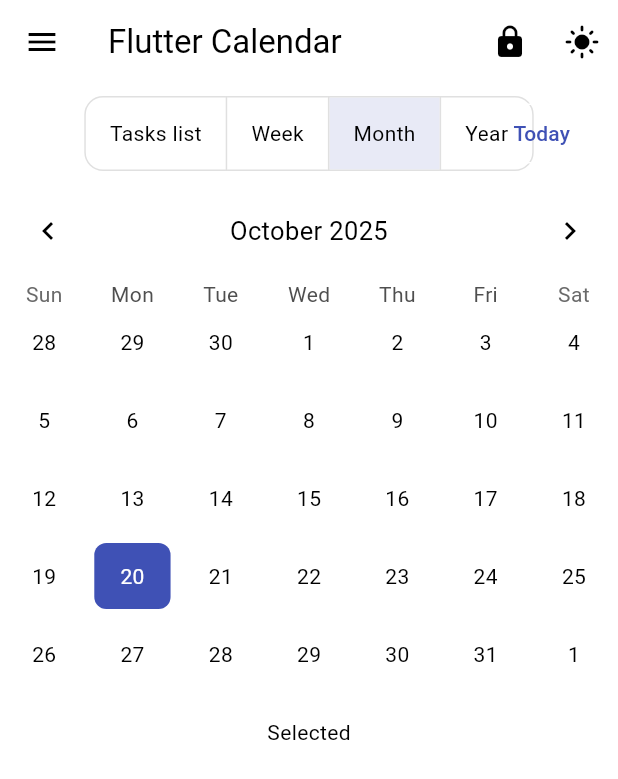
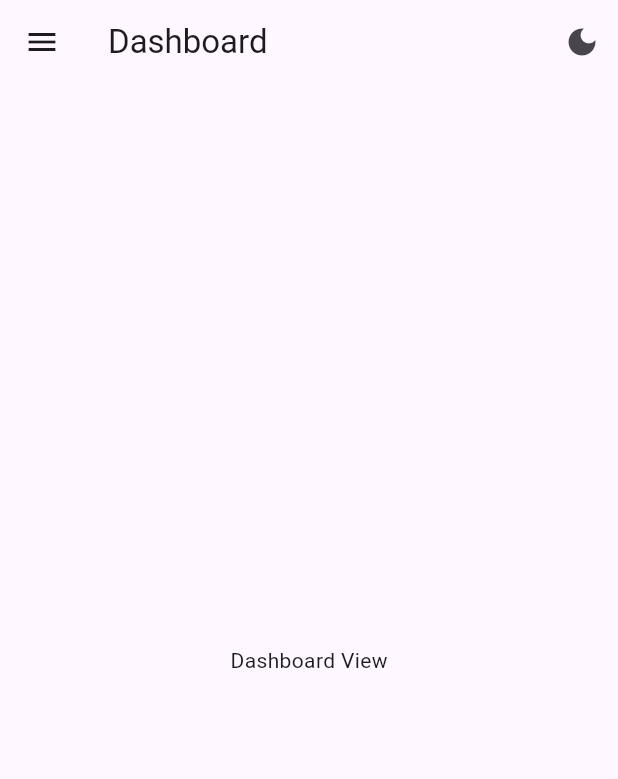
Before and after one commit to la-fourier/myapp, a Flutter app: the screen it shows after launch, on a phone screen of 412 x 824 dp. Shown: the top 779 px of the screen. Run offline on Flutter 3.47's test engine with Material 3 defaults, Android fonts, the phone set to English and light mode, and no system bars; drawn by our look-alikes of table_calendar; our stand-ins replace flutter_local_notifications.

Commit message:
provider stuff

```diff
--- a/lib/main.dart
+++ b/lib/main.dart
@@ -1,18 +1,13 @@
 import 'package:flutter/material.dart';
-import 'package:flutter_localizations/flutter_localizations.dart';
-import 'package:myapp/notification_service.dart';
-import 'package:myapp/theme_provider.dart';
+import 'package:myapp/services/theme_provider.dart';
+import 'package:myapp/views/account_view.dart';
 import 'package:myapp/views/calendar_view.dart';
-import 'package:myapp/views/data_view.dart';
-import 'package:myapp/views/lock_screen_view.dart';
-import 'package:myapp/views/people_view.dart';
+import 'package:myapp/views/dashboard_view.dart';
 import 'package:myapp/views/settings_view.dart';
+import 'package:myapp/views/today_view.dart';
+import 'package:provider/provider.dart';
 
-void main() async {
-  WidgetsFlutterBinding.ensureInitialized();
-  final NotificationService notificationService = NotificationService();
-  await notificationService.init();
-  await notificationService.requestPermissions();
+void main() {
   runApp(const MyApp());
 }
 
@@ -21,117 +16,79 @@ class MyApp extends StatelessWidget {
 
   @override
   Widget build(BuildContext context) {
-    return ValueListenableBuilder<ThemeMode>(
-      valueListenable: themeNotifier,
-      builder: (_, ThemeMode currentMode, __) {
-        return MaterialApp(
-          title: 'Flutter Calendar',
-          theme: ThemeData(
-            primarySwatch: Colors.indigo,
-            colorScheme: ColorScheme.fromSwatch(primarySwatch: Colors.indigo).copyWith(
-              secondary: Colors.green.shade300,
-              brightness: Brightness.light,
-            ),
-            inputDecorationTheme: const InputDecorationTheme(
-              border: OutlineInputBorder(
-                borderRadius: BorderRadius.all(Radius.circular(12.0)),
-              ),
-            ),
-            elevatedButtonTheme: ElevatedButtonThemeData(
-              style: ElevatedButton.styleFrom(
-                shape: RoundedRectangleBorder(
-                  borderRadius: BorderRadius.circular(12.0),
-                ),
-              ),
-            ),
-            cardTheme: CardThemeData(
-              shape: RoundedRectangleBorder(
-                borderRadius: BorderRadius.circular(12.0),
-              ),
-            ),
-          ),
-          darkTheme: ThemeData.dark().copyWith(
-            primaryColor: Colors.indigo,
-            colorScheme: ColorScheme.fromSwatch(primarySwatch: Colors.indigo).copyWith(
-              secondary: Colors.green.shade300,
-              brightness: Brightness.dark,
-            ),
-            textTheme: ThemeData.dark().textTheme.apply(
-                  bodyColor: Colors.white,
-                  displayColor: Colors.white,
-                ),
-            inputDecorationTheme: const InputDecorationTheme(
-              border: OutlineInputBorder(
-                borderRadius: BorderRadius.all(Radius.circular(12.0)),
-              ),
-            ),
-            elevatedButtonTheme: ElevatedButtonThemeData(
-              style: ElevatedButton.styleFrom(
-                shape: RoundedRectangleBorder(
-                  borderRadius: BorderRadius.circular(12.0),
-                ),
-              ),
-            ),
-             cardTheme: CardThemeData(
-              shape: RoundedRectangleBorder(
-                borderRadius: BorderRadius.circular(12.0),
-              ),
-              color: Colors.grey[800], // Darker card color
-            ),
-          ),
-          themeMode: currentMode,
-          localizationsDelegates: const [
-            GlobalMaterialLocalizations.delegate,
-            GlobalWidgetsLocalizations.delegate,
-            GlobalCupertinoLocalizations.delegate,
-          ],
-          supportedLocales: const [
-            Locale('en', ''), // English, no country code
-            Locale('de', ''), // German, no country code
-          ],
-          home: const CalendarAppHome(),
-        );
-      },
+    return ChangeNotifierProvider(
+      create: (_) => ThemeProvider(),
+      child: Consumer<ThemeProvider>(
+        builder: (context, themeProvider, child) {
+          return MaterialApp(
+            title: 'Flutter Demo',
+            theme: themeProvider.getTheme(),
+            home: const MainScreen(),
+            debugShowCheckedModeBanner: false,
+          );
+        },
+      ),
     );
   }
 }
 
-class CalendarAppHome extends StatefulWidget {
-  const CalendarAppHome({super.key});
+class MainScreen extends StatefulWidget {
+  const MainScreen({super.key});
 
   @override
-  State<CalendarAppHome> createState() => _CalendarAppHomeState();
+  State<MainScreen> createState() => _MainScreenState();
 }
 
-class _CalendarAppHomeState extends State<CalendarAppHome> {
-  final NotificationService _notificationService = NotificationService();
+class _MainScreenState extends State<MainScreen> {
+  int _selectedIndex = 0;
+  final _scaffoldKey = GlobalKey<ScaffoldState>();
+
+  static final List<Widget> _widgetOptions = <Widget>[
+    const DashboardView(),
+    const CalendarView(),
+    const TodayView(),
+    const AccountView(),
+    const SettingsView(),
+  ];
+
+  static const List<String> _widgetTitles = <String>[
+    'Dashboard',
+    'Calendar',
+    'Today',
+    'Account',
+    'Settings',
+  ];
+
+  void _onItemTapped(int index) {
+    setState(() {
+      _selectedIndex = index;
+    });
+    Navigator.of(context).pop(); // Close the drawer
+  }
 
   @override
   Widget build(BuildContext context) {
     return Scaffold(
+      key: _scaffoldKey,
       appBar: AppBar(
-        title: const Text('Flutter Calendar'),
+        title: Text(_widgetTitles[_selectedIndex]),
+        leading: IconButton(
+          icon: const Icon(Icons.menu),
+          onPressed: () {
+            _scaffoldKey.currentState?.openDrawer();
+          },
+        ),
         actions: [
-          IconButton(
-            icon: const Icon(Icons.lock),
-            onPressed: () {
-              Navigator.push(
-                context,
-                MaterialPageRoute(
-                    builder: (context) => const LockScreenView()),
+          Consumer<ThemeProvider>(
+            builder: (context, themeProvider, child) {
+              return IconButton(
+                icon: Icon(
+                  themeProvider.isDarkMode ? Icons.light_mode : Icons.dark_mode,
+                ),
+                onPressed: () {
+                  themeProvider.toggleTheme();
+                },
               );
-            },
-          ),
-          IconButton(
-            icon: Icon(themeNotifier.value == ThemeMode.light
-                ? Icons.dark_mode
-                : Icons.light_mode),
-            onPressed: () {
-              setState(() {
-                themeNotifier.value = themeNotifier.value == ThemeMode.light
-                    ? ThemeMode.dark
-                    : ThemeMode.light;
-              });
             },
           ),
         ],
@@ -139,68 +96,46 @@ class _CalendarAppHomeState extends State<CalendarAppHome> {
       drawer: Drawer(
         child: ListView(
           padding: EdgeInsets.zero,
-          children: <Widget>[
-            DrawerHeader(
-              decoration: BoxDecoration(color: Theme.of(context).primaryColor),
-              child: const Text(
+          children: [
+            const DrawerHeader(
+              decoration: BoxDecoration(
+                color: Colors.blue,
+              ),
+              child: Text(
                 'Menu',
                 style: TextStyle(color: Colors.white, fontSize: 24),
               ),
             ),
             ListTile(
+              leading: const Icon(Icons.dashboard),
+              title: const Text('Dashboard'),
+              onTap: () => _onItemTapped(0),
+            ),
+            ListTile(
               leading: const Icon(Icons.calendar_today),
               title: const Text('Calendar'),
-              onTap: () {
-                Navigator.pop(context);
-              },
+              onTap: () => _onItemTapped(1),
             ),
             ListTile(
-              leading: const Icon(Icons.people),
-              title: const Text('People'),
-              onTap: () {
-                Navigator.push(
-                  context,
-                  MaterialPageRoute(builder: (context) => const PeopleView()),
-                );
-              },
-            ),
-            ListTile(
-              leading: const Icon(Icons.data_usage),
-              title: const Text('Data'),
-              onTap: () {
-                Navigator.push(
-                  context,
-                  MaterialPageRoute(builder: (context) => const DataView()),
-                );
-              },
+              leading: const Icon(Icons.today),
+              title: const Text('Today'),
+              onTap: () => _onItemTapped(2),
             ),
             const Divider(),
             ListTile(
+              leading: const Icon(Icons.account_circle),
+              title: const Text('Account'),
+              onTap: () => _onItemTapped(3),
+            ),
+            ListTile(
               leading: const Icon(Icons.settings),
               title: const Text('Settings'),
-              onTap: () {
-                Navigator.push(
-                  context,
-                  MaterialPageRoute(builder: (context) => const SettingsView()),
-                );
-              },
-            ),
-            ListTile(
-              leading: const Icon(Icons.notifications),
-              title: const Text('Test Notification'),
-              onTap: () {
-                _notificationService.showNotification(
-                  1,
-                  'Test Notification',
-                  'This is a test',
-                );
-                Navigator.pop(context);
-              },
+              onTap: () => _onItemTapped(4),
             ),
           ],
         ),
       ),
-      body: const CalendarView(),
+      body: _widgetOptions.elementAt(_selectedIndex),
     );
   }
 }
--- /dev/null
+++ b/lib/services/theme_provider.dart
@@ -0,0 +1,16 @@
+import 'package:flutter/material.dart';
+
+class ThemeProvider extends ChangeNotifier {
+  bool _isDarkMode = false;
+
+  bool get isDarkMode => _isDarkMode;
+
+  ThemeData getTheme() {
+    return _isDarkMode ? ThemeData.dark() : ThemeData.light();
+  }
+
+  void toggleTheme() {
+    _isDarkMode = !_isDarkMode;
+    notifyListeners();
+  }
+}
--- a/lib/views/calendar_view.dart
+++ b/lib/views/calendar_view.dart
@@ -1,10 +1,6 @@
 import 'package:flutter/material.dart';
 import 'package:myapp/views/calendar_views/month_view.dart';
-import 'package:myapp/views/calendar_views/tasks_list_view.dart';
 import 'package:myapp/views/calendar_views/week_view.dart';
-import 'package:myapp/views/calendar_views/year_view.dart';
-
-enum CalendarViewType { tasks, week, month, year }
 
 class CalendarView extends StatefulWidget {
   const CalendarView({super.key});
@@ -14,133 +10,70 @@ class CalendarView extends StatefulWidget {
 }
 
 class _CalendarViewState extends State<CalendarView> {
+  bool _isWeekView = false;
   DateTime _focusedDay = DateTime.now();
   DateTime? _selectedDay;
-  CalendarViewType _currentView = CalendarViewType.month;
 
-  @override
-  void initState() {
-    super.initState();
-    _selectedDay = _focusedDay;
+  void _onDaySelected(DateTime selectedDay, DateTime focusedDay) {
+    if (!isSameDay(_selectedDay, selectedDay)) {
+      setState(() {
+        _selectedDay = selectedDay;
+        _focusedDay = focusedDay;
+      });
+    }
   }
 
-  void _onDaySelected(DateTime selectedDay, DateTime focusedDay) {
-    setState(() {
-      _selectedDay = selectedDay;
-      _focusedDay = focusedDay;
-    });
-  }
-
-  void _jumpToToday() {
-    setState(() {
-      _focusedDay = DateTime.now();
-      _selectedDay = DateTime.now();
-    });
-  }
-
-  Widget _buildView() {
-    switch (_currentView) {
-      case CalendarViewType.tasks:
-        return TasksListView(focusedDay: _focusedDay);
-      case CalendarViewType.week:
-        return WeekView(focusedDay: _focusedDay);
-      case CalendarViewType.month:
-        return SingleChildScrollView(
-          child: Column(
-            children: [
-              MonthView(
-                focusedDay: _focusedDay,
-                selectedDay: _selectedDay,
-                onDaySelected: _onDaySelected,
-              ),
-              if (_selectedDay != null)
-                Padding(
-                  padding: const EdgeInsets.all(16.0),
-                  child: Text(
-                    'Selected Day: ${_selectedDay!.toLocal()}'
-                        .split(' ')[0],
-                  ),
-                ),
-            ],
-          ),
-        );
-      case CalendarViewType.year:
-        return YearView(
-          focusedDay: _focusedDay,
-          onDaySelected: (day) {
-            setState(() {
-              _focusedDay = day;
-              _selectedDay = day;
-              _currentView = CalendarViewType.month;
-            });
-          },
-        );
+  bool isSameDay(DateTime? a, DateTime b) {
+    if (a == null) {
+      return false;
     }
+    return a.year == b.year && a.month == b.month && a.day == b.day;
   }
 
   @override
   Widget build(BuildContext context) {
-    final isDarkMode = Theme.of(context).brightness == Brightness.dark;
-    final onSurfaceColor = isDarkMode ? Colors.white : Colors.black;
-
     return Column(
       children: [
         Padding(
           padding: const EdgeInsets.all(8.0),
-          child: Stack(
-            alignment: Alignment.center,
+          child: Row(
+            mainAxisAlignment: MainAxisAlignment.end,
             children: [
-              Align(
-                alignment: Alignment.center,
-                child: ToggleButtons(
-                  borderRadius: BorderRadius.circular(12.0),
-                  isSelected: [
-                    _currentView == CalendarViewType.tasks,
-                    _currentView == CalendarViewType.week,
-                    _currentView == CalendarViewType.month,
-                    _currentView == CalendarViewType.year,
-                  ],
-                  onPressed: (index) {
+              ChoiceChip(
+                label: const Text('Month'),
+                selected: !_isWeekView,
+                onSelected: (selected) {
+                  if (selected) {
                     setState(() {
-                      _currentView = CalendarViewType.values[index];
+                      _isWeekView = false;
                     });
-                  },
-                  children: [
-                    Padding(
-                      padding: const EdgeInsets.symmetric(horizontal: 16.0),
-                      child: Text('Tasks list', style: TextStyle(color: onSurfaceColor)),
-                    ),
-                     Padding(
-                      padding: const EdgeInsets.symmetric(horizontal: 16.0),
-                      child: Text('Week', style: TextStyle(color: onSurfaceColor)),
-                    ),
-                    Padding(
-                      padding: const EdgeInsets.symmetric(horizontal: 16.0),
-                      child: Text('Month', style: TextStyle(color: onSurfaceColor)),
-                    ),
-                    Padding(
-                      padding: const EdgeInsets.symmetric(horizontal: 16.0),
-                      child: Text('Year', style: TextStyle(color: onSurfaceColor)),
-                    ),
-                  ],
-                ),
+                  }
+                },
               ),
-              Align(
-                alignment: Alignment.centerRight,
-                child: OutlinedButton(
-                  onPressed: _jumpToToday,
-                  style: OutlinedButton.styleFrom(
-                    shape: RoundedRectangleBorder(
-                      borderRadius: BorderRadius.circular(12.0),
-                    ),
-                  ),
-                  child: const Text('Today'),
-                ),
+              const SizedBox(width: 8),
+              ChoiceChip(
+                label: const Text('Week'),
+                selected: _isWeekView,
+                onSelected: (selected) {
+                  if (selected) {
+                    setState(() {
+                      _isWeekView = true;
+                    });
+                  }
+                },
               ),
             ],
           ),
         ),
-        Expanded(child: _buildView()),
+        Expanded(
+          child: _isWeekView
+              ? WeekView(focusedDay: _focusedDay)
+              : MonthView(
+                  focusedDay: _focusedDay,
+                  selectedDay: _selectedDay,
+                  onDaySelected: _onDaySelected,
+                ),
+        ),
       ],
     );
   }
--- a/lib/views/calendar_views/month_view.dart
+++ b/lib/views/calendar_views/month_view.dart
@@ -58,7 +58,7 @@ class _MonthViewState extends State<MonthView> {
             );
           } else if (isToday) {
             decoration = BoxDecoration(
-              color: Theme.of(context).colorScheme.secondary.withOpacity(0.5),
+              color: Theme.of(context).colorScheme.secondary.withAlpha(128),
               borderRadius: BorderRadius.circular(8.0),
             );
           } else if (isHovered) {
--- a/lib/views/calendar_views/week_view.dart
+++ b/lib/views/calendar_views/week_view.dart
@@ -16,7 +16,6 @@ class WeekView extends StatefulWidget {
 class _WeekViewState extends State<WeekView> {
   late DateTime _currentWeek;
   late Timer _timer;
-  bool _isHovering = false;
   Offset _hoverPosition = Offset.zero;
   final List<Appointment> _appointments = [];
 
@@ -200,7 +199,7 @@ class _WeekViewState extends State<WeekView> {
         child: Container(
           margin: const EdgeInsets.all(1.0),
           padding: const EdgeInsets.all(4.0),
-          decoration: BoxDecoration(color: app.color.withOpacity(0.8), borderRadius: BorderRadius.circular(4.0)),
+          decoration: BoxDecoration(color: app.color.withAlpha(204), borderRadius: BorderRadius.circular(4.0)),
           child: Text(app.title, style: const TextStyle(fontSize: 12, color: Colors.white), overflow: TextOverflow.ellipsis),
         ),
       );
--- /dev/null
+++ b/lib/views/dashboard_view.dart
@@ -0,0 +1,12 @@
+import 'package:flutter/material.dart';
+
+class DashboardView extends StatelessWidget {
+  const DashboardView({super.key});
+
+  @override
+  Widget build(BuildContext context) {
+    return const Center(
+      child: Text('Dashboard View'),
+    );
+  }
+}
--- a/pubspec.yaml
+++ b/pubspec.yaml
@@ -39,6 +39,7 @@ dependencies:
   flutter_localizations:
     sdk: flutter
   table_calendar: ^3.2.0
+  provider: ^6.1.5+1
 
 dev_dependencies:
   flutter_test:
```
Also changed, not shown: lib/views/account_view.dart (added, +12 -0 lines), lib/views/today_view.dart (added, +12 -0 lines).
